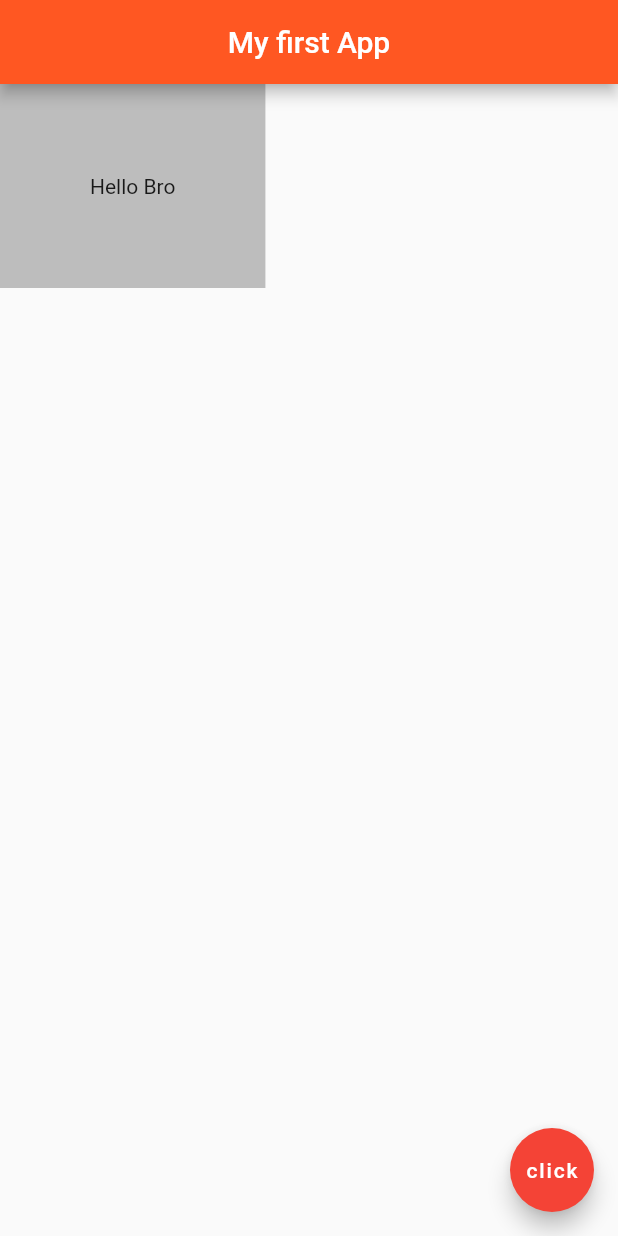
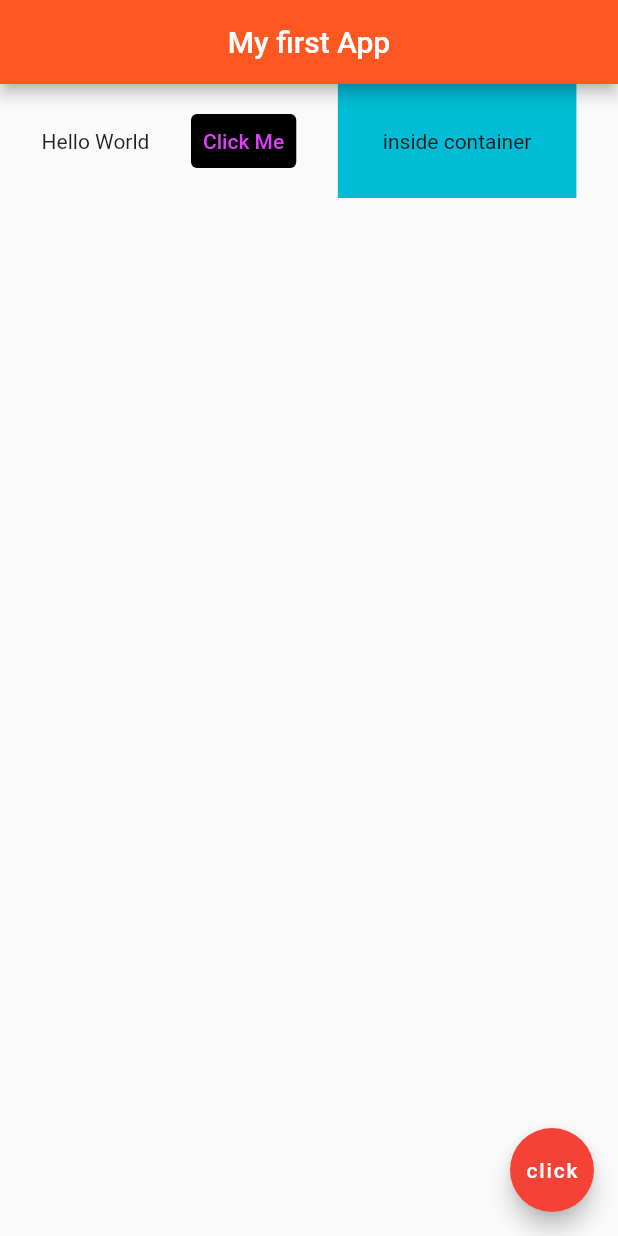
Before and after one commit to edewindt/FirstFlutterApp, a Flutter app: the screen it shows after launch, on a phone screen of 412 x 824 dp. Run offline on Flutter 3.47's test engine with Material 2 defaults, Android fonts, the phone set to English and light mode, and no system bars.

Commit message:
Added rows with buttons and containers

```diff
--- a/lib/main.dart
+++ b/lib/main.dart
@@ -17,10 +17,24 @@
         centerTitle: true,
         backgroundColor: Colors.deepOrange,
       ),
-      body: Container(
-        padding: EdgeInsets.all(60.0),
-        color: Colors.grey[400],
-        child: Text('Hello Bro'),
+      body: Row(
+        mainAxisAlignment: MainAxisAlignment.spaceEvenly,
+        crossAxisAlignment: CrossAxisAlignment.center,
+        children: <Widget>[
+          Text('Hello World'),
+          TextButton(
+            onPressed: () {},
+            style: TextButton.styleFrom(
+                foregroundColor: Colors.purpleAccent,
+                backgroundColor: Colors.black),
+            child: Text('Click Me'),
+          ),
+          Container(
+            color: Colors.cyan,
+            padding: EdgeInsets.all(30.0),
+            child: Text('inside container'),
+          ),
+        ],
       ),
       floatingActionButton: FloatingActionButton(
         onPressed: () {},
```
